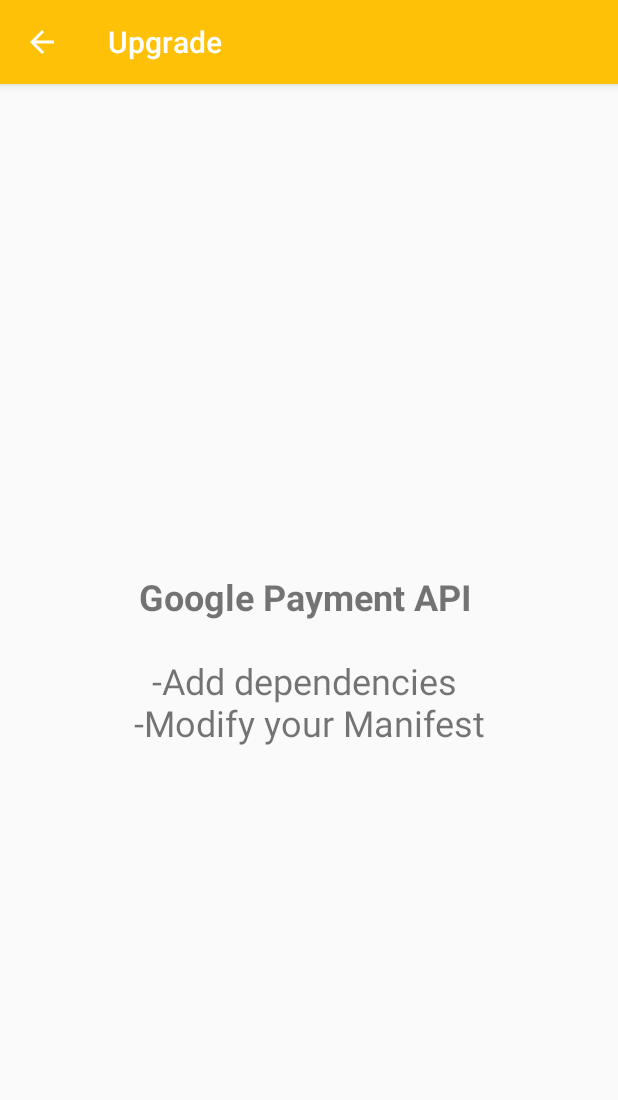
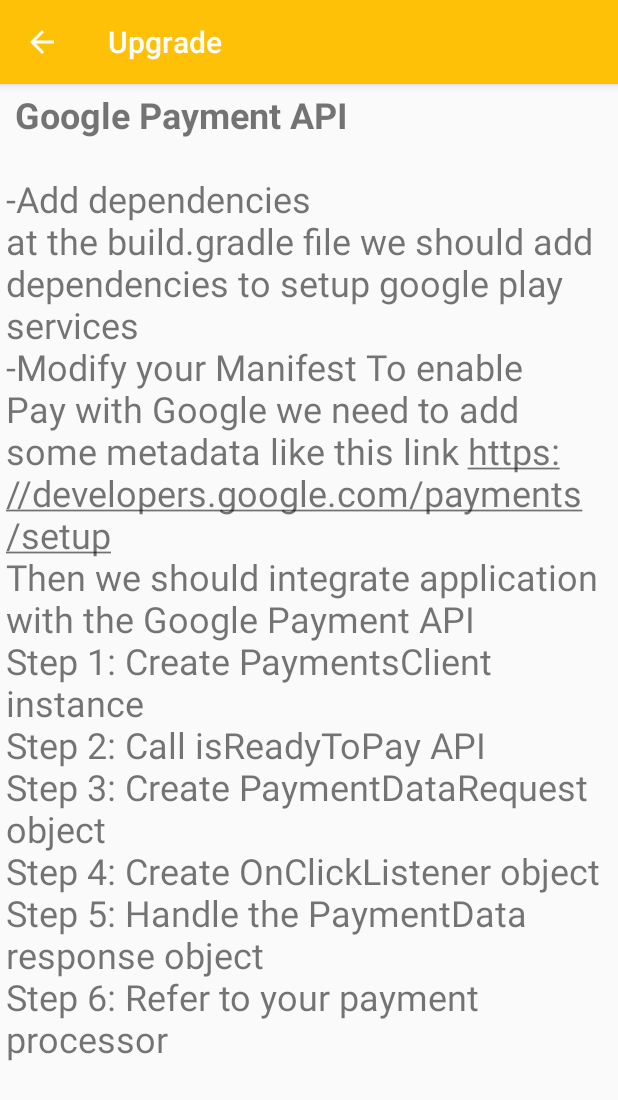
Before and after one commit to muhammad1339/Musicapp, an Android app: the UpgradeActivity screen opened directly, with no data from a screen before it, on a phone screen of 412 x 824 dp. Shown: the top 1100 px of the screen. Run offline under Robolectric (Android 15) with nearby library versions, the phone set to English and light mode, and no system bars.

Commit message:
modify Payment info

```diff
--- a/app/src/main/res/layout/activity_upgrade.xml
+++ b/app/src/main/res/layout/activity_upgrade.xml
@@ -6,12 +6,17 @@
     android:layout_height="match_parent"
     tools:context="com.proprog.musicapp.UpgradeActivity">
 
+    <ScrollView
+        android:layout_width="match_parent"
+        android:layout_height="match_parent">
         <TextView
             android:layout_width="wrap_content"
             android:layout_height="wrap_content"
             android:layout_centerInParent="true"
-        android:gravity="center"
+            android:gravity="center_vertical"
             android:padding="4dp"
             android:textSize="24sp"
             android:text="@string/upgrade_desc_string"/>
+    </ScrollView>
+
 </RelativeLayout>
--- a/app/src/main/res/values/strings.xml
+++ b/app/src/main/res/values/strings.xml
@@ -10,7 +10,18 @@
     <string name="albums_desc_string">This Activity for putting music in Albums</string>
     <string name="favorite_desc_string">This Activity for showing Favorite songs</string>
     <string name="allsongs_desc_string">This Activity for showing all songs in music library</string>
-    <string name="upgrade_desc_string"><b>Google Payment API</b>
-        \n\n-Add dependencies
-    \n-Modify your Manifest</string>
+    <string name="upgrade_desc_string">
+        <b>Google Payment API</b>
+        \n\n-Add dependencies\nat the build.gradle file we should add dependencies to setup google play services
+        \n-Modify your Manifest
+        To enable Pay with Google we need to add some metadata like this link
+        <u>https://developers.google.com/payments/setup</u>
+        \nThen we should integrate application with the Google Payment API
+        \nStep 1: Create PaymentsClient instance
+        \nStep 2: Call isReadyToPay API
+        \nStep 3: Create PaymentDataRequest object
+        \nStep 4: Create OnClickListener object
+        \nStep 5: Handle the PaymentData response object
+        \nStep 6: Refer to your payment processor
+    </string>
 </resources>
```
Lines whose indentation alone changed are shown as unchanged.
